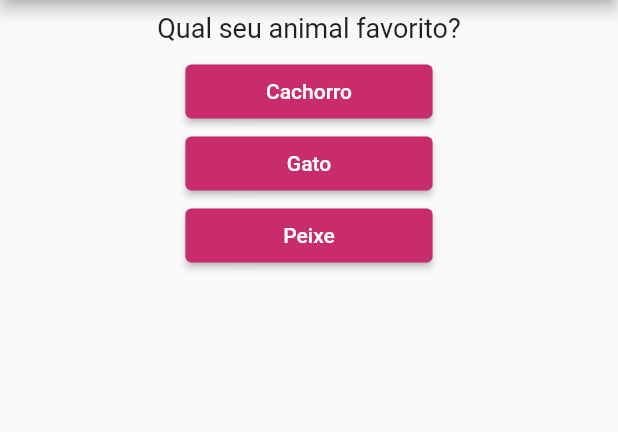
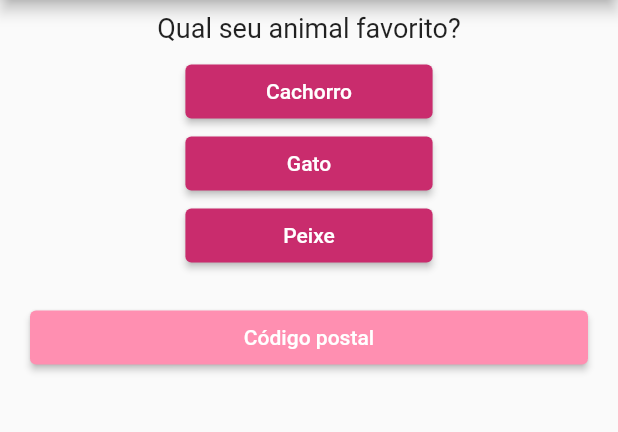
Before and after one commit to ramosspri/trivia-application, a Flutter app: the screen it shows after launch, after a tap on "Amarelo", on a phone screen of 412 x 824 dp, the part 84-516 px from its top. Run offline on Flutter 3.47's test engine with Material 2 defaults, Android fonts, the phone set to English and light mode, and no system bars; our stand-ins replace bot_toast.

```diff
--- a/lib/answer.dart
+++ b/lib/answer.dart
@@ -27,7 +27,9 @@ class Answer extends StatelessWidget {
   Widget build(BuildContext context) {
     final size = MediaQuery.of(context).size;
 
-    return SizedBox(
+    return Column(
+      children: [
+        SizedBox(
           width: size.width * 0.4,
           child: ElevatedButton(
             onPressed: onPressed,
@@ -37,6 +39,8 @@ class Answer extends StatelessWidget {
               style: _answerStyle,
             ),
           ),
+        ),
+      ],
     );
   }
 }
--- a/lib/main.dart
+++ b/lib/main.dart
@@ -2,7 +2,9 @@ import 'package:flutter/material.dart';
 import 'package:trivia_application/answer.dart';
 import 'package:trivia_application/theme/app_theme.dart';
 import 'package:bot_toast/bot_toast.dart';
+import 'package:trivia_application/widgets/button.dart';
 
+import 'cep.dart';
 import 'question.dart';
 
 void main() => runApp(const TriviaApp());
@@ -12,12 +14,14 @@ class TriviaAppState extends State<TriviaApp> {
 
   void response() {
     final lastItem = selectedQuestion - 1;
-    setState(() {
-      if (selectedQuestion == lastItem) {
-        BotToast.showText(text: 'Não existem mais perguntas');
-      }
-      selectedQuestion++;
-    });
+    setState(
+      () {
+        if (selectedQuestion == lastItem) {
+          BotToast.showText(text: 'Não existem mais perguntas');
+        }
+        selectedQuestion++;
+      },
+    );
   }
 
   @override
@@ -71,6 +75,20 @@ class TriviaAppState extends State<TriviaApp> {
                 text:
                     selectedQuestion == 0 ? colorsAnswer[2] : animalsAnswer[2],
               ),
+              Padding(
+                padding: const EdgeInsets.all(20.0),
+                child: Column(
+                  crossAxisAlignment: CrossAxisAlignment.stretch,
+                  children: [
+                    Button(
+                      builder: (BuildContext context) => const Cep(),
+                      child: const Text(
+                        'Código postal',
+                      ),
+                    ),
+                  ],
+                ),
+              ),
             ],
           ),
         ),
--- /dev/null
+++ b/lib/widgets/button.dart
@@ -0,0 +1,31 @@
+// ignore_for_file: public_member_api_docs, sort_constructors_first
+import 'package:flutter/material.dart';
+
+import '../theme/app_theme.dart';
+
+class Button extends StatelessWidget {
+  const Button({
+    Key? key,
+    required this.builder,
+    this.child,
+  }) : super(key: key);
+
+  final Widget Function(BuildContext context) builder;
+  final Widget? child;
+
+  @override
+  Widget build(BuildContext context) {
+    return ElevatedButton(
+      onPressed: () => Navigator.push(
+        context,
+        MaterialPageRoute(
+          builder: builder,
+        ),
+      ),
+      style: ElevatedButton.styleFrom(
+        backgroundColor: AppTheme.colors.lightPink,
+      ),
+      child: child,
+    );
+  }
+}
```
Also changed, not shown: lib/cep.dart (added, +41 -0 lines), pubspec.yaml (+2 -45 lines), pubspec.lock. Lines whose indentation alone changed are shown as unchanged.
